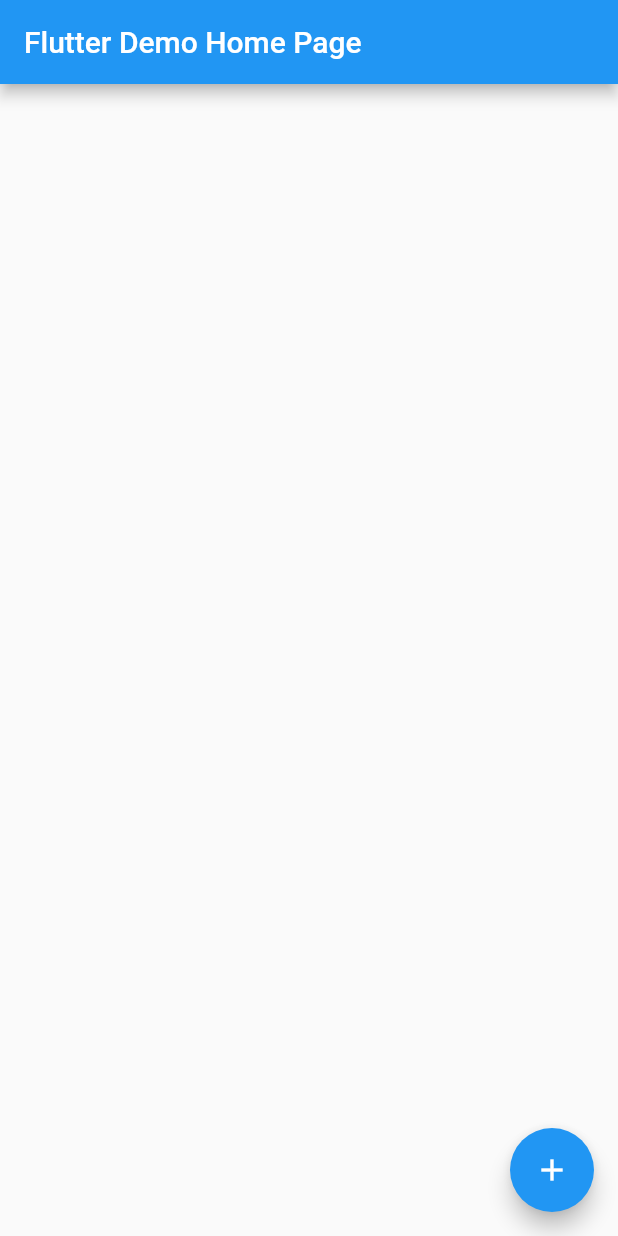
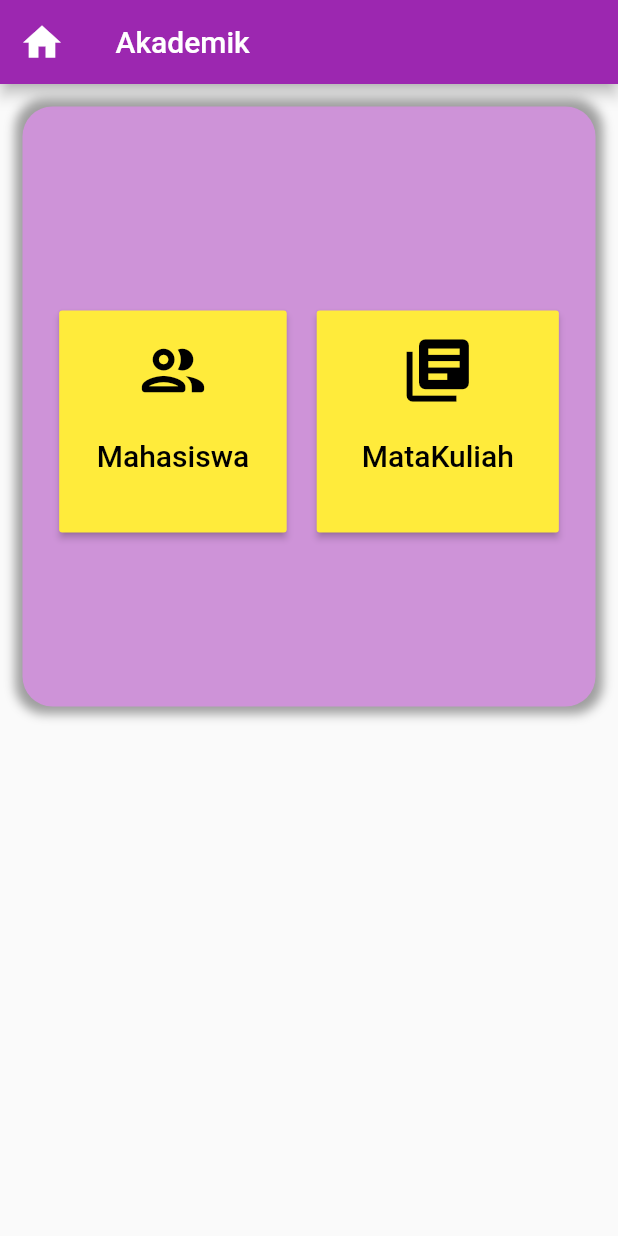
Before and after one commit to ririssilvia/Pemrograman-Mobile-flutter-UTS-Akademik-Minggu8, a Flutter app: the screen it shows after launch, on a phone screen of 412 x 824 dp. Run offline on Flutter 3.47's test engine with Material 2 defaults, Android fonts, the phone set to English and light mode, and no system bars; our stand-ins replace sqflite; accounts and stored records are empty.

Commit message:
Menambahkan halaman Home Utama

```diff
--- /dev/null
+++ b/lib/home.dart
@@ -0,0 +1,95 @@
+import 'package:flutter/material.dart';
+
+class Home extends StatelessWidget {
+  // This widget is the root of your application.
+  @override
+  Widget build(BuildContext context) {
+    return Scaffold(
+      appBar: AppBar(
+        title: Text(' Akademik'),
+        leading: // membuat icon dengan menu leading
+          new Icon(
+            Icons.home,
+            size: 30.0,
+            color: Colors.white,
+          ),
+      ),
+      body: Container(
+
+        margin: EdgeInsets.only(left: 15, top: 15, right: 15),
+        height: 400,
+        decoration: BoxDecoration(
+          color: Colors.purple[200],
+          borderRadius: BorderRadius.circular(20), //membuat border radius
+          boxShadow: [BoxShadow( //membuat shadow
+            color: Colors.grey,
+            spreadRadius: 5,
+            blurRadius: 5,
+          )],
+        ),
+        child: Column(
+          mainAxisAlignment: MainAxisAlignment.center,
+          children:[
+            Container(
+              child: Row(
+                mainAxisAlignment: MainAxisAlignment.center,
+                children:[
+                  Container(
+                    margin: EdgeInsets.only(left: 20, top: 20),
+                    child: RaisedButton(
+                      color: Colors.yellow,
+                        onPressed: () {},
+                        padding: EdgeInsets.only(left:25, top: 15, right: 25, bottom: 40),
+                        child: Column( //untuk menempatkan icon dan teks di setiap raised button secara vertikal
+                        children: [
+                          Container(
+                            child: Icon( //membuat icon
+                              Icons.people_outline_rounded,
+                              size: 50,
+                              color: Colors.black,
+                            ),
+                          ),
+                          Container(
+                            margin: EdgeInsets.only(top: 20),
+                            child: Text("Mahasiswa",
+                              style: TextStyle(fontSize: 20, color: Colors.black),
+                            ),
+                          ),
+                        ],
+                      ),
+                    ),
+                  ),
+                  Container(
+                    margin: EdgeInsets.only(left: 20, top: 20, right: 20),
+                    child: RaisedButton(
+                      color: Colors.yellow,
+                        onPressed: () {},
+                        padding: EdgeInsets.only(left:30, top: 15, right: 30, bottom: 40),
+                        child: Column( //untuk menempatkan icon dan teks di setiap raised button secara vertikal
+                        children: [
+                          Container(
+                            child: Icon( //membuat icon
+                              Icons.library_books,
+                              size: 50,
+                              color: Colors.black,
+                            ),
+                          ),
+                          Container(
+                            margin: EdgeInsets.only(top: 20),
+                            child: Text("MataKuliah",
+                              style: TextStyle(fontSize: 20, color: Colors.black),
+                            ),
+                          ),
+                        ],
+                      ),
+                    ),
+                  ),
+                ],
+              ),
+            ),
+          ],
+        ),
+      ),
+    );
+  }
+}
--- a/lib/main.dart
+++ b/lib/main.dart
@@ -1,113 +1,21 @@
+//kode utama Aplikasi tampilan awal
 import 'package:flutter/material.dart';
+import 'package:uts/home.dart';
 
-void main() {
-  runApp(MyApp());
-}
+ //package letak folder Anda
+
+void main() => runApp(MyApp());
 
 class MyApp extends StatelessWidget {
-  // This widget is the root of your application.
   @override
   Widget build(BuildContext context) {
     return MaterialApp(
-      title: 'Flutter Demo',
+      debugShowCheckedModeBanner: false,
+      title: 'Home',
       theme: ThemeData(
-        // This is the theme of your application.
-        //
-        // Try running your application with "flutter run". You'll see the
-        // application has a blue toolbar. Then, without quitting the app, try
-        // changing the primarySwatch below to Colors.green and then invoke
-        // "hot reload" (press "r" in the console where you ran "flutter run",
-        // or simply save your changes to "hot reload" in a Flutter IDE).
-        // Notice that the counter didn't reset back to zero; the application
-        // is not restarted.
-        primarySwatch: Colors.blue,
+        primarySwatch: Colors.purple,
       ),
-      home: MyHomePage(title: 'Flutter Demo Home Page'),
+      home: Home(),
     );
   }
 }
-
-class MyHomePage extends StatefulWidget {
-  MyHomePage({Key key, this.title}) : super(key: key);
-
-  // This widget is the home page of your application. It is stateful, meaning
-  // that it has a State object (defined below) that contains fields that affect
-  // how it looks.
-
-  // This class is the configuration for the state. It holds the values (in this
-  // case the title) provided by the parent (in this case the App widget) and
-  // used by the build method of the State. Fields in a Widget subclass are
-  // always marked "final".
-
-  final String title;
-
-  @override
-  _MyHomePageState createState() => _MyHomePageState();
-}
-
-class _MyHomePageState extends State<MyHomePage> {
- // int _counter = 0;
-
-  void _incrementCounter() {
-    setState(() {
-      // This call to setState tells the Flutter framework that something has
-      // changed in this State, which causes it to rerun the build method below
-      // so that the display can reflect the updated values. If we changed
-      // _counter without calling setState(), then the build method would not be
-      // called again, and so nothing would appear to happen.
-    //  _counter++;
-    });
-  }
-
-  @override
-  Widget build(BuildContext context) {
-    // This method is rerun every time setState is called, for instance as done
-    // by the _incrementCounter method above.
-    //
-    // The Flutter framework has been optimized to make rerunning build methods
-    // fast, so that you can just rebuild anything that needs updating rather
-    // than having to individually change instances of widgets.
-    return Scaffold(
-      appBar: AppBar(
-        // Here we take the value from the MyHomePage object that was created by
-        // the App.build method, and use it to set our appbar title.
-        title: Text(widget.title),
-      ),
-      // body: Center(
-      //   // Center is a layout widget. It takes a single child and positions it
-      //   // in the middle of the parent.
-      //   child: Column(
-      //     // Column is also a layout widget. It takes a list of children and
-      //     // arranges them vertically. By default, it sizes itself to fit its
-      //     // children horizontally, and tries to be as tall as its parent.
-      //     //
-      //     // Invoke "debug painting" (press "p" in the console, choose the
-      //     // "Toggle Debug Paint" action from the Flutter Inspector in Android
-      //     // Studio, or the "Toggle Debug Paint" command in Visual Studio Code)
-      //     // to see the wireframe for each widget.
-      //     //
-      //     // Column has various properties to control how it sizes itself and
-      //     // how it positions its children. Here we use mainAxisAlignment to
-      //     // center the children vertically; the main axis here is the vertical
-      //     // axis because Columns are vertical (the cross axis would be
-      //     // horizontal).
-      //     mainAxisAlignment: MainAxisAlignment.center,
-      //     children: <Widget>[
-      //       Text(
-      //         'You have pushed the button this many times:',
-      //       ),
-      //       Text(
-      //         '$_counter',
-      //         style: Theme.of(context).textTheme.headline4,
-      //       ),
-      //     ],
-      //   ),
-      // ),
-      floatingActionButton: FloatingActionButton(
-        onPressed: _incrementCounter,
-        tooltip: 'Increment',
-        child: Icon(Icons.add),
-      ), // This trailing comma makes auto-formatting nicer for build methods.
-    );
-  }
-}
```
